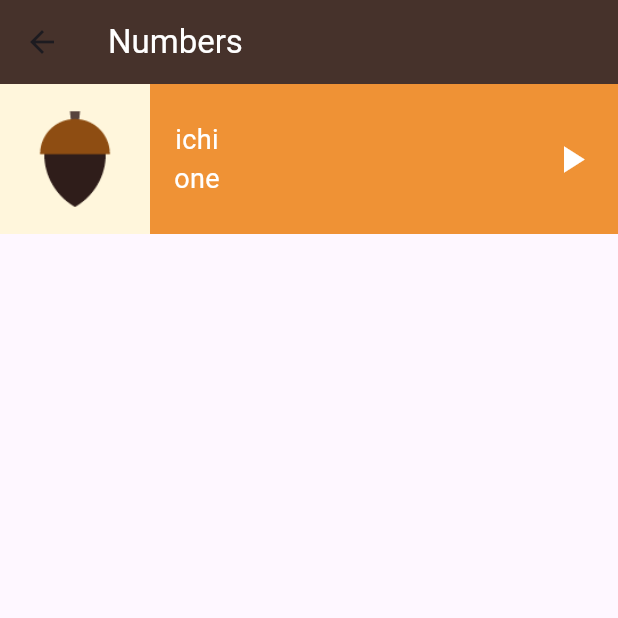
After one commit to Abdo-Elsabagh/toku, a Flutter app: the screen it shows after launch, after a tap on "Numbers", on a phone screen of 412 x 824 dp, the top half of it. The commit adds this screen. Run offline on Flutter 3.47's test engine with Material 3 defaults, Android fonts, the light colour scheme and no system bars; our stand-ins replace lottie.

Commit message:
"Added CategoryItem component, NumbersPage, and assets to pubspec.yaml; removed Category widget from HomePage."

```diff
--- /dev/null
+++ b/lib/components/category_item.dart
@@ -0,0 +1,25 @@
+import 'package:flutter/material.dart';
+
+class Category extends StatelessWidget {
+  Category({super.key, this.color, this.text, this.onTop});
+  String? text;
+  Color? color;
+  VoidCallback? onTop;
+  @override
+  Widget build(BuildContext context) {
+    return GestureDetector(
+      onTap: onTop,
+      child: Container(
+        padding: const EdgeInsets.all(16),
+        alignment: Alignment.centerLeft,
+        height: 65,
+        width: double.infinity,
+        color: color,
+        child: Text(
+          text!,
+          style: const TextStyle(fontSize: 22, color: Colors.white),
+        ),
+      ),
+    );
+  }
+}
--- /dev/null
+++ b/lib/models/number.dart
@@ -0,0 +1,7 @@
+class Number {
+  final String image;
+  final String jpName;
+  final String enName;
+  const Number(
+      {required this.image, required this.jpName, required this.enName});
+}
--- a/lib/screen/home_page.dart
+++ b/lib/screen/home_page.dart
@@ -1,4 +1,6 @@
 import 'package:flutter/material.dart';
+import 'package:language_learning_app/components/category_item.dart';
+import 'package:language_learning_app/screen/numbers_page.dart';
 import 'package:lottie/lottie.dart';
 
 class HomePage extends StatelessWidget {
@@ -20,6 +22,11 @@ class HomePage extends StatelessWidget {
           Category(
             text: 'Numbers',
             color: const Color(0xffEF9235),
+            onTop: () {
+              Navigator.of(context).push(MaterialPageRoute(
+                builder: (context) => const NumbersPage(),
+              ));
+            },
           ),
           Category(
             color: const Color(0xff558B37),
@@ -43,23 +50,3 @@ class HomePage extends StatelessWidget {
     );
   }
 }
-
-class Category extends StatelessWidget {
-  Category({super.key, this.color, this.text});
-  String? text;
-  Color? color;
-  @override
-  Widget build(BuildContext context) {
-    return Container(
-      padding: const EdgeInsets.all(16),
-      alignment: Alignment.centerLeft,
-      height: 65,
-      width: double.infinity,
-      color: color,
-      child: Text(
-        text!,
-        style: const TextStyle(fontSize: 22, color: Colors.white),
-      ),
-    );
-  }
-}
--- /dev/null
+++ b/lib/screen/numbers_page.dart
@@ -0,0 +1,71 @@
+import 'package:flutter/material.dart';
+import 'package:language_learning_app/models/number.dart';
+
+class NumbersPage extends StatelessWidget {
+  const NumbersPage({super.key});
+  final Number one = const Number(
+      image: 'assets/images/numbers/number_one.png',
+      jpName: 'ichi',
+      enName: 'one');
+  @override
+  Widget build(BuildContext context) {
+    return Scaffold(
+      appBar: AppBar(
+        title: const Text(
+          'Numbers',
+          style: TextStyle(color: Colors.white),
+        ),
+        backgroundColor: const Color(0xff46322B),
+      ),
+      body: Column(
+        children: [
+          Container(
+            height: 100,
+            color: const Color(0xffEF9235),
+            child: Row(
+              // mainAxisAlignment: MainAxisAlignment.start,
+              // crossAxisAlignment: CrossAxisAlignment.start,
+              children: [
+                Container(
+                  color: const Color(0xfffff6dc),
+                  child: Image.asset(
+                    one.image,
+                  ),
+                ),
+                Padding(
+                  padding: const EdgeInsets.only(left: 16.0),
+                  child: Column(
+                    mainAxisAlignment: MainAxisAlignment.center,
+                    children: [
+                      Text(
+                        one.jpName,
+                        style:
+                            const TextStyle(color: Colors.white, fontSize: 18),
+                      ),
+                      Text(
+                        one.enName,
+                        style:
+                            const TextStyle(color: Colors.white, fontSize: 18),
+                      ),
+                    ],
+                  ),
+                ),
+                const Spacer(
+                  flex: 1,
+                ),
+                const Padding(
+                  padding: EdgeInsets.only(right: 16.0),
+                  child: Icon(
+                    Icons.play_arrow,
+                    color: Colors.white,
+                    size: 30,
+                  ),
+                )
+              ],
+            ),
+          ),
+        ],
+      ),
+    );
+  }
+}
```
Also changed, not shown: pubspec.yaml (+8 -0 lines).
